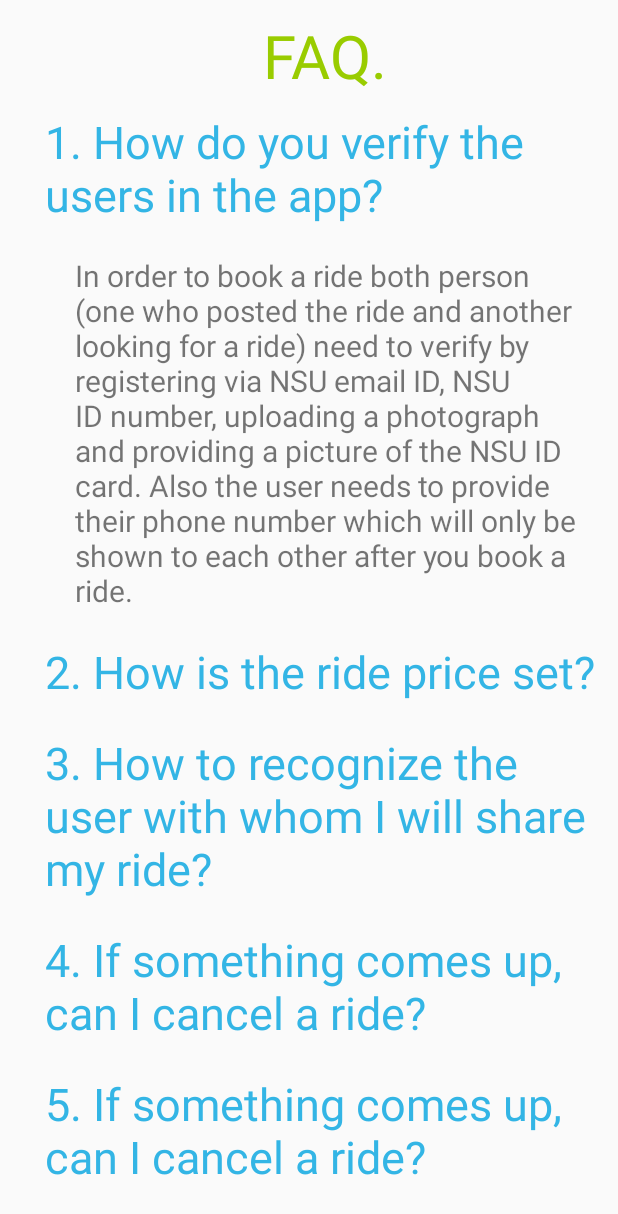
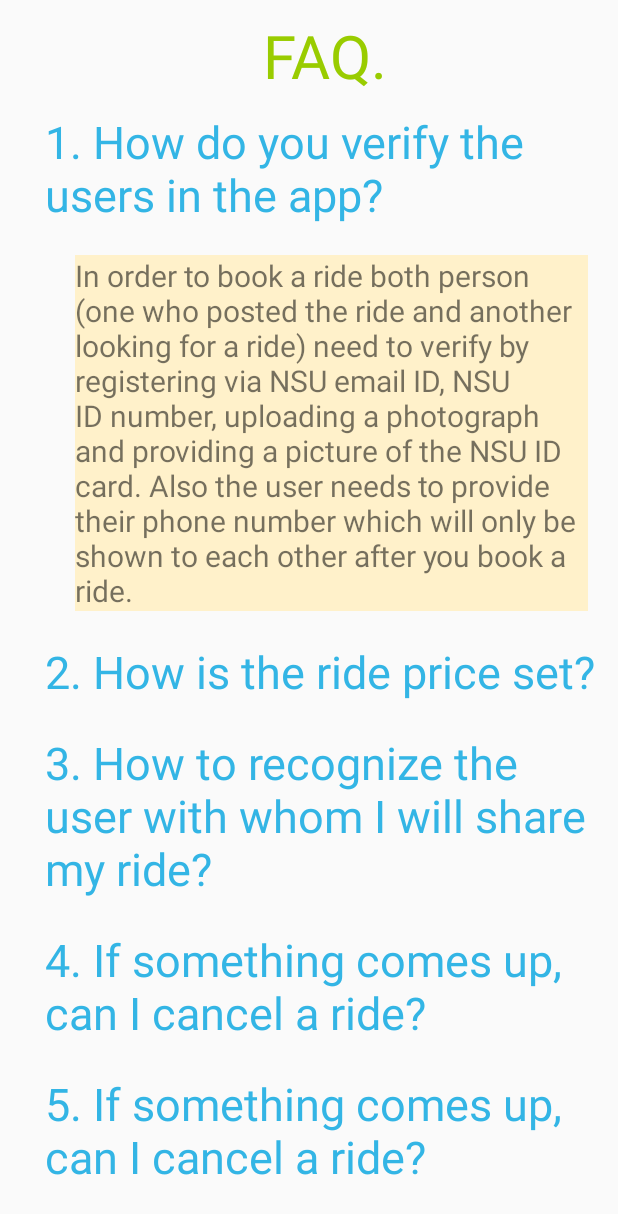
Before and after one commit to alexrupom/Share-and-Ride, an Android app: the FAQActivity screen opened directly, with no data from a screen before it, after a tap on "1. How do you verify the users in the ap", on a phone screen of 412 x 824 dp. Shown: the top 1214 px of the screen. Run offline under Robolectric (Android 15) with nearby library versions, the phone set to English and light mode, and no system bars.

Commit message:
minor update

```diff
--- a/Application/Share&Ride/app/src/main/java/shafin/shareride/ChatActivity.java
+++ b/Application/Share&Ride/app/src/main/java/shafin/shareride/ChatActivity.java
@@ -2,6 +2,7 @@ package shafin.shareride;
 
 import android.support.annotation.NonNull;
 import android.support.annotation.Nullable;
+import android.support.v7.app.ActionBar;
 import android.support.v7.app.AppCompatActivity;
 import android.os.Bundle;
 import android.view.View;
@@ -41,6 +42,8 @@ public class ChatActivity extends AppCompatActivity {
     protected void onCreate(Bundle savedInstanceState) {
         super.onCreate(savedInstanceState);
         setContentView(R.layout.activity_chat);
+        ActionBar actionBar = getSupportActionBar();
+        actionBar.hide();
         textViewChatname=(TextView)findViewById(R.id.chatname);
 
         //Get the bundle
--- a/Application/Share&Ride/app/src/main/res/layout/activity_chat.xml
+++ b/Application/Share&Ride/app/src/main/res/layout/activity_chat.xml
@@ -16,7 +16,8 @@
         android:id="@+id/chatname"
         android:text="name"
         android:layout_gravity="center"
-        android:textSize="25dp"/>
+        android:textSize="25dp"
+        android:textColor="@android:color/holo_blue_dark"/>
 
 
         <LinearLayout
@@ -29,6 +30,8 @@
                 android:id="@+id/listview"
                 android:layout_width="match_parent"
                 android:layout_height="match_parent"
+                android:layout_marginTop="20dp"
+                android:background="#FFF1CA"
                  />
         </LinearLayout>
 
--- a/Application/Share&Ride/app/src/main/res/layout/activity_complain.xml
+++ b/Application/Share&Ride/app/src/main/res/layout/activity_complain.xml
@@ -19,7 +19,8 @@
             android:text="Drop your Complain."
             android:textSize="30dp"
             android:gravity="center"
-            android:textColor="@android:color/holo_green_light" />
+            android:textColor="@android:color/holo_green_light"
+            android:layout_weight="1"/>
         <EditText
             android:id="@+id/editText"
             android:layout_width="match_parent"
@@ -28,6 +29,7 @@
             android:inputType="textPersonName"
             android:hint="complain box"
             android:layout_weight="1"
+            android:background="#FFF1CA"
             />
 
         <Button
@@ -38,7 +40,7 @@
             android:layout_marginTop="10dp"
             android:layout_marginLeft="20dp"
             android:layout_marginRight="20dp"
-
+            android:textColor="@android:color/white"
             android:background="@android:color/holo_blue_light"/>
         <TextView
             android:layout_width="match_parent"
--- a/Application/Share&Ride/app/src/main/res/layout/activity_faq.xml
+++ b/Application/Share&Ride/app/src/main/res/layout/activity_faq.xml
@@ -51,6 +51,7 @@
         android:layout_marginRight="10dp"
         android:layout_marginTop="10dp"
         android:layout_marginBottom="10dp"
+        android:background="#FFF1CA"
         />
     <TextView
         android:id="@+id/question2"
@@ -77,6 +78,7 @@
         android:layout_marginRight="10dp"
         android:layout_marginTop="10dp"
         android:layout_marginBottom="10dp"
+        android:background="#FFF1CA"
         />
     <TextView
         android:id="@+id/question3"
@@ -102,7 +104,8 @@
         android:layout_marginLeft="20dp"
         android:layout_marginRight="10dp"
         android:layout_marginTop="10dp"
-        android:layout_marginBottom="10dp"/>
+        android:layout_marginBottom="10dp"
+        android:background="#FFF1CA"/>
     <TextView
         android:id="@+id/question4"
         android:layout_width="wrap_content"
@@ -127,7 +130,8 @@
         android:layout_marginLeft="20dp"
         android:layout_marginRight="10dp"
         android:layout_marginTop="10dp"
-        android:layout_marginBottom="10dp"/>
+        android:layout_marginBottom="10dp"
+        android:background="#FFF1CA"/>
     <TextView
         android:id="@+id/question5"
         android:layout_width="wrap_content"
@@ -152,7 +156,8 @@
         android:layout_marginLeft="20dp"
         android:layout_marginRight="10dp"
         android:layout_marginTop="10dp"
-        android:layout_marginBottom="10dp"/>
+        android:layout_marginBottom="10dp"
+        android:background="#FFF1CA"/>
 
 
 
--- a/Application/Share&Ride/app/src/main/res/layout/activity_feedback.xml
+++ b/Application/Share&Ride/app/src/main/res/layout/activity_feedback.xml
@@ -19,7 +19,8 @@
             android:text="Give your Feedback."
             android:textSize="30dp"
             android:gravity="center"
-            android:textColor="@android:color/holo_green_light" />
+            android:textColor="@android:color/holo_green_light"
+            android:layout_weight="1"/>
         <EditText
             android:id="@+id/editText"
             android:layout_width="match_parent"
@@ -28,6 +29,7 @@
             android:inputType="textPersonName"
             android:hint="give your feedback"
             android:layout_weight="1"
+            android:background="#FFF1CA"
             />
 
         <Button
@@ -38,6 +40,7 @@
             android:layout_marginTop="10dp"
             android:layout_marginLeft="20dp"
             android:layout_marginRight="20dp"
+            android:textColor="@android:color/white"
 
             android:background="@android:color/holo_blue_light"/>
         <TextView
--- a/Application/Share&Ride/app/src/main/res/layout/activity_main.xml
+++ b/Application/Share&Ride/app/src/main/res/layout/activity_main.xml
@@ -46,7 +46,7 @@
             android:layout_weight="1"
             android:background="@drawable/bb"
             android:text="SignUp"
-            android:textColor="@android:color/white"
+            android:textColor="@android:color/holo_green_light"
             android:textSize="20dp" />
 
         <Button
```
Also changed, not shown: Application/Share&Ride/app/src/main/res/layout/activity_post.xml (+10 -6 lines), Application/Share&Ride/app/src/main/res/layout/nav_header_members.xml (+3 -4 lines), Application/Share&Ride/app/src/main/res/layout/twolines.xml (+7 -2 lines).
